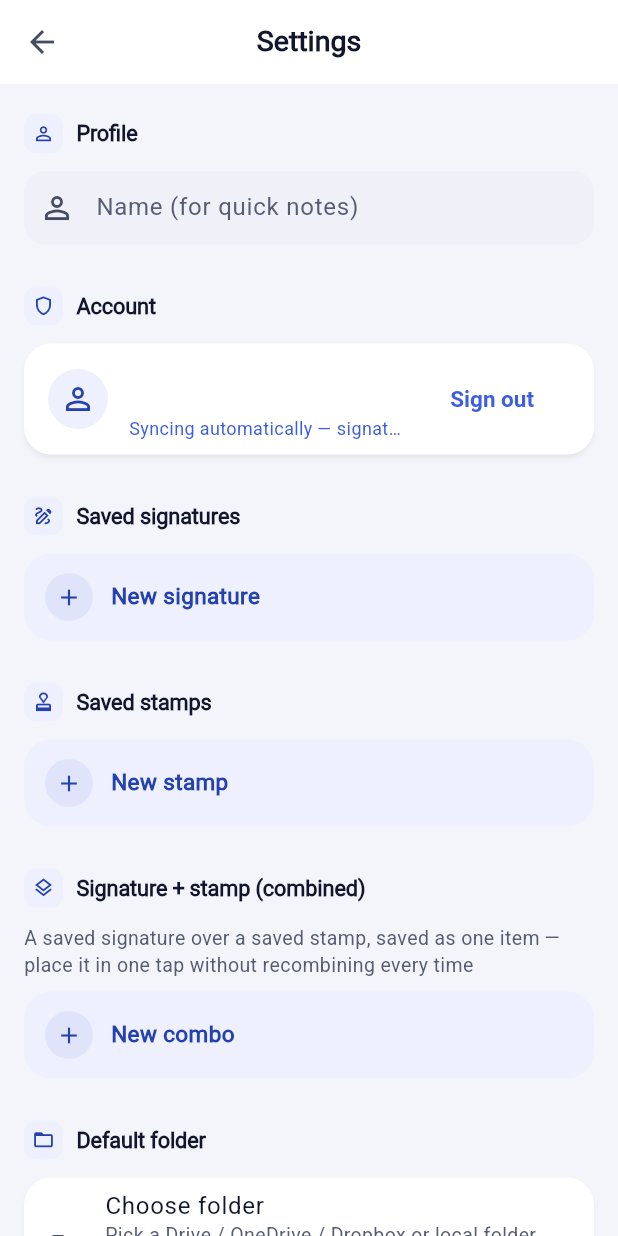
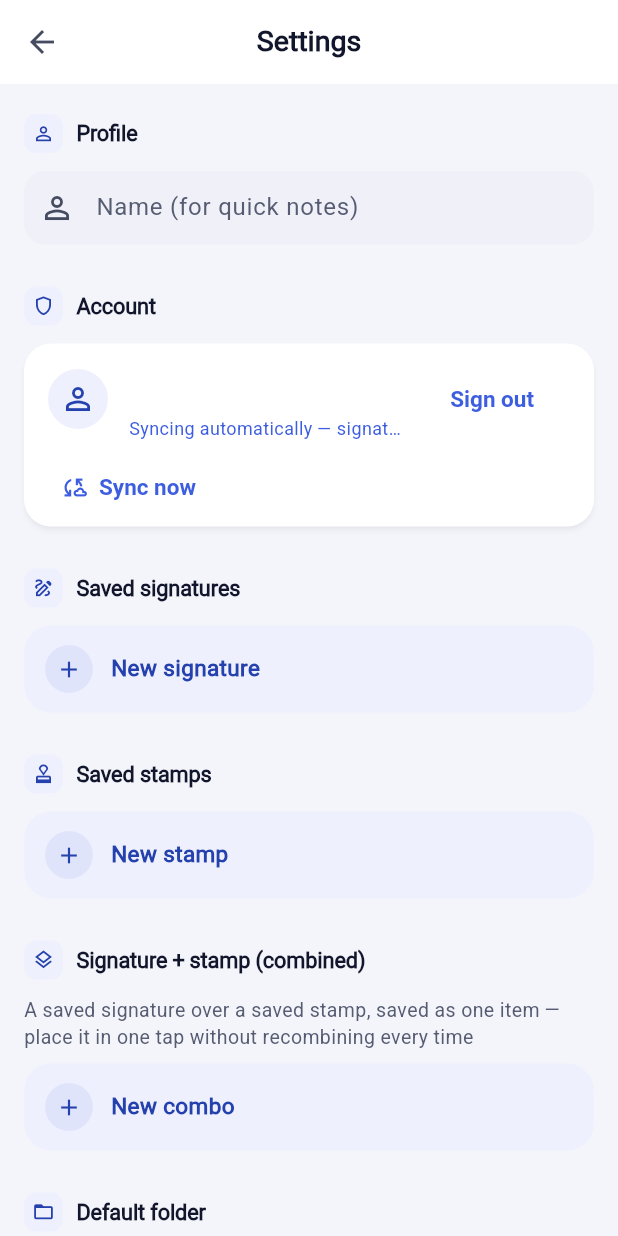
Before and after one commit to rotem-ya/quick-sign, a Flutter app: the screen it shows after launch, after a tap on the "settings" icon, on a phone screen of 412 x 824 dp. Run offline on Flutter 3.47's test engine with Material 3 defaults, Android fonts, the phone set to English and light mode, and no system bars; our stand-ins replace cloud_firestore, file_picker, firebase_auth, firebase_core, firebase_storage, google_mobile_ads and 8 more; missing offline and left inert: dart:js_interop, pdfx, receive_sharing_intent, syncfusion_flutter_pdf; accounts and stored records are empty.

Commit message:
Hide debug log from store builds; add on-demand 'Sync now' with exact error
The standing diagnostics panel in Settings must not ship to the stores. It's
now gated on kDebugMode, so it never appears in a release/store build. In its
place, the signed-in account card gets a 'Sync now' button that pushes the
library on demand and shows the outcome in a dialog — a success count, or the
precise Firebase error (permission-denied / unavailable etc.) that pinpoints
whether Firestore/Storage are enabled and rules deployed. Refactored _push
into a throwing _pushFor + swallowing _push so both the background sync and
the on-demand button share one code path.

Co-Authored-By: Claude Opus 4.8 <noreply@anthropic.com>
Claude-Session: https://claude.ai/code/session_01B8VBJNb5ujoP3bTVi8hQXy

```diff
--- a/lib/l10n/strings.dart
+++ b/lib/l10n/strings.dart
@@ -125,6 +125,9 @@ class S {
       'signInComingSoonBody':
           'התחברות אמיתית עם Google דורשת מפתח הגדרה (OAuth Client ID) שרק בעל האפליקציה יכול ליצור ב-Google Cloud Console — תהליך חד-פעמי של כמה דקות, בחינם.\n\nבינתיים, "גיבוי מהיר לתיקיית ברירת מחדל" למטה עושה כמעט אותו דבר — שומר את כל החתימות וההגדרות ישירות ל-Drive/OneDrive שלכם, בלי שום חשבון.',
       'cloudSyncActive': 'מסונכרן אוטומטית — חתימות, חותמות והגדרות',
+      'syncNow': 'סנכרן עכשיו',
+      'syncOkTitle': 'הסנכרון הצליח',
+      'syncFailedTitle': 'הסנכרון נכשל',
       'savedItems': 'חתימה וחותמת',
       'replace': 'החלפה',
       'delete': 'מחיקה',
@@ -309,6 +312,9 @@ class S {
           'Real Google sign-in needs a setup key (OAuth Client ID) that only the app\'s owner can create in Google Cloud Console — a one-time, few-minute, free process.\n\nMeanwhile, "Quick backup to default folder" below does almost the same thing — saves every signature and setting straight to your Drive/OneDrive, no account needed.',
       'cloudSyncActive':
           'Syncing automatically — signatures, stamps & settings',
+      'syncNow': 'Sync now',
+      'syncOkTitle': 'Sync succeeded',
+      'syncFailedTitle': 'Sync failed',
       'savedItems': 'Signature & stamp',
       'replace': 'Replace',
       'delete': 'Delete',
--- a/lib/screens/settings_screen.dart
+++ b/lib/screens/settings_screen.dart
@@ -3,12 +3,13 @@ import 'dart:io' show Platform;
 
 import 'package:file_picker/file_picker.dart';
 import 'package:firebase_auth/firebase_auth.dart' show User;
-import 'package:flutter/foundation.dart' show kIsWeb;
+import 'package:flutter/foundation.dart' show kDebugMode, kIsWeb;
 import 'package:flutter/material.dart';
 
 import '../l10n/strings.dart';
 import '../models/saved_mark.dart';
 import '../services/auth_service.dart';
+import '../services/cloud_sync_service.dart';
 import '../services/default_folder_service.dart';
 import '../services/marks_service.dart';
 import '../services/settings_service.dart';
@@ -52,6 +53,7 @@ class _SettingsScreenState extends State<SettingsScreen> {
 
   User? _user;
   bool _authBusy = false;
+  bool _syncBusy = false;
   StreamSubscription<User?>? _authSub;
 
   @override
@@ -174,6 +176,31 @@ class _SettingsScreenState extends State<SettingsScreen> {
     } finally {
       if (mounted) setState(() => _authBusy = false);
     }
+  }
+
+  /// Pushes the signature/stamp library to the account on demand and reports
+  /// the exact outcome — a success count, or the precise Firebase error (the
+  /// common ones being Firestore/Storage not enabled or rules not deployed).
+  Future<void> _syncNow() async {
+    if (_syncBusy) return;
+    setState(() => _syncBusy = true);
+    final result = await CloudSyncService.instance.syncNow();
+    if (!mounted) return;
+    setState(() => _syncBusy = false);
+    final s = S.of(context);
+    await showDialog<void>(
+      context: context,
+      builder: (context) => AlertDialog(
+        title: Text(result.ok ? s['syncOkTitle'] : s['syncFailedTitle']),
+        content: Text(result.message),
+        actions: [
+          TextButton(
+            onPressed: () => Navigator.of(context).pop(),
+            child: Text(s['close']),
+          ),
+        ],
+      ),
+    );
   }
 
   /// Counts what's actually in the exported bundle right now — shown in the
@@ -424,7 +451,10 @@ class _SettingsScreenState extends State<SettingsScreen> {
     if (user != null) {
       return Card(
         margin: EdgeInsets.zero,
-        child: ListTile(
+        child: Column(
+          mainAxisSize: MainAxisSize.min,
+          children: [
+            ListTile(
               leading: CircleAvatar(
                 backgroundImage: user.photoURL != null
                     ? NetworkImage(user.photoURL!)
@@ -468,6 +498,31 @@ class _SettingsScreenState extends State<SettingsScreen> {
                     )
                   : TextButton(onPressed: _signOut, child: Text(s['signOut'])),
             ),
+            Align(
+              alignment: AlignmentDirectional.centerStart,
+              child: Padding(
+                padding: const EdgeInsetsDirectional.only(
+                  start: 8,
+                  bottom: 4,
+                ),
+                child: _syncBusy
+                    ? const Padding(
+                        padding: EdgeInsets.all(12),
+                        child: SizedBox(
+                          width: 18,
+                          height: 18,
+                          child: CircularProgressIndicator(strokeWidth: 2),
+                        ),
+                      )
+                    : TextButton.icon(
+                        onPressed: _syncNow,
+                        icon: const Icon(Icons.cloud_sync_outlined, size: 18),
+                        label: Text(s['syncNow']),
+                      ),
+              ),
+            ),
+          ],
+        ),
       );
     }
 
@@ -505,14 +560,13 @@ class _SettingsScreenState extends State<SettingsScreen> {
               onTap: _authBusy ? null : _signInWithApple,
             ),
           ],
-          // Temporary — shows exactly what happened on this app launch
-          // (was a previous session found? did it get signed out and when?)
-          // so a sign-in-not-persisting report can be diagnosed from a
-          // screenshot, without adb/DevTools. Remove once resolved.
+          // Developer diagnostics only — never shown in a release/store
+          // build (gated on kDebugMode). On-device users get the "Sync now"
+          // button above, which surfaces any error on demand in a dialog.
           ValueListenableBuilder<List<String>>(
             valueListenable: AuthService.instance.debugLog,
             builder: (context, log, _) {
-              if (log.isEmpty) return const SizedBox.shrink();
+              if (log.isEmpty || !kDebugMode) return const SizedBox.shrink();
               return Padding(
                 padding: const EdgeInsets.fromLTRB(16, 0, 16, 12),
                 child: Text(
--- a/lib/services/cloud_sync_service.dart
+++ b/lib/services/cloud_sync_service.dart
@@ -97,6 +97,17 @@ class CloudSyncService {
       return;
     }
     try {
+      final count = await _pushFor(user);
+      _log('CloudSync: pushed $count mark(s) + profile');
+    } catch (e) {
+      _log('CloudSync: push failed: $e');
+    }
+  }
+
+  /// The actual upload — throws on any Firestore/Storage failure so callers
+  /// can either swallow it ([_push]) or surface it ([syncNow]). Returns the
+  /// number of marks written.
+  Future<int> _pushFor(User user) async {
     final marks = await _marksService.list();
     final name = await _settingsService.getName();
     final defaults = <String, String>{};
@@ -127,9 +138,25 @@ class CloudSyncService {
           .ref('users/${user.uid}/marks/${mark.id}.png')
           .putData(mark.imageBytes);
     }
-      _log('CloudSync: pushed ${marks.length} mark(s) + profile');
+    return marks.length;
+  }
+
+  /// User-triggered sync (the "Sync now" button in Settings). Runs a push
+  /// immediately and returns a short, human-readable result — success count
+  /// or the exact failure — so the outcome is visible on the spot without a
+  /// standing debug panel. [ok] says whether it succeeded.
+  Future<({bool ok, String message})> syncNow() async {
+    final user = AuthService.instance.currentUser;
+    if (user == null) {
+      return (ok: false, message: 'לא מחובר לחשבון.');
+    }
+    try {
+      final count = await _pushFor(user);
+      _log('CloudSync: manual sync ok ($count mark(s))');
+      return (ok: true, message: 'סונכרנו $count פריטים לחשבון.');
     } catch (e) {
-      _log('CloudSync: push failed: $e');
+      _log('CloudSync: manual sync failed: $e');
+      return (ok: false, message: '$e');
     }
   }
 
```
Lines whose indentation alone changed are shown as unchanged.
